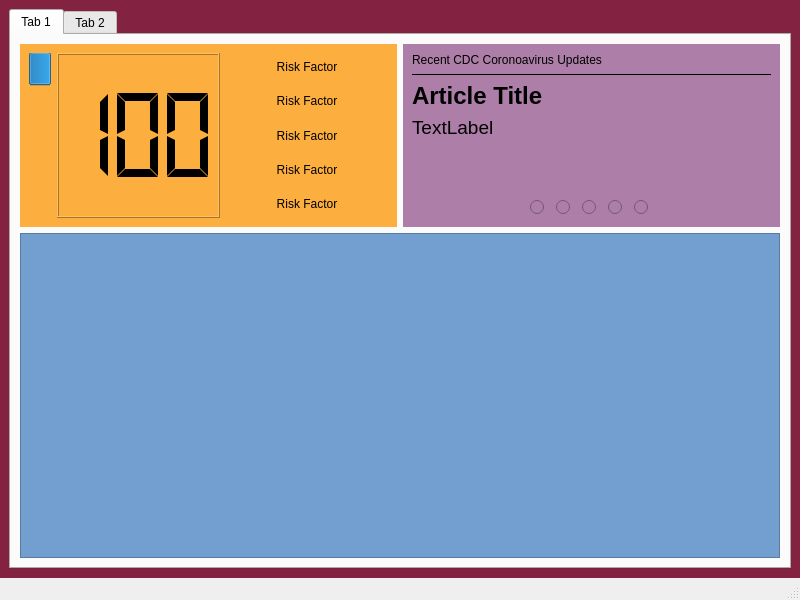
Old version of the form designer/dashboard.ui in the repository effohenteee/SafeWaze.
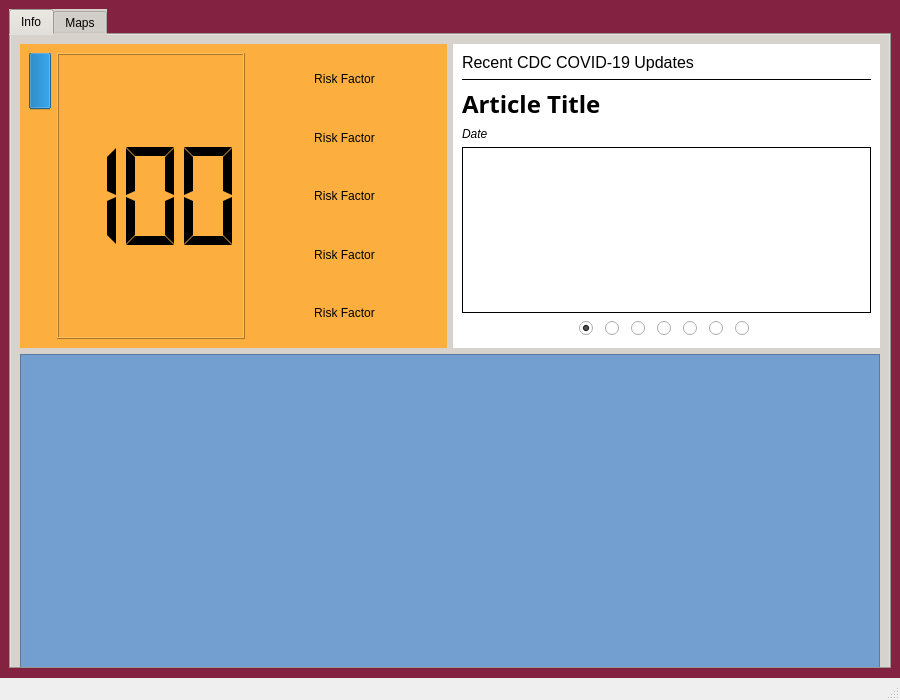
New version of the form. Icons and pictures are not drawn.

Commit message: Implement widget to show rss feed from CDC

```diff
--- a/designer/dashboard.ui
+++ b/designer/dashboard.ui
@@ -6,14 +6,14 @@
    <rect>
     <x>0</x>
     <y>0</y>
-    <width>800</width>
-    <height>600</height>
+    <width>900</width>
+    <height>700</height>
    </rect>
   </property>
   <property name="minimumSize">
    <size>
-    <width>800</width>
-    <height>600</height>
+    <width>900</width>
+    <height>700</height>
    </size>
   </property>
   <property name="windowTitle">
@@ -23,9 +23,7 @@
    <string notr="true">#centralwidget {background-color: rgb(131,34,65);}</string>
   </property>
   <widget class="QWidget" name="centralwidget">
-   <layout class="QGridLayout" name="gridLayout">
-    <item row="0" column="0">
-     <layout class="QVBoxLayout" name="vbox_tabs">
+   <layout class="QVBoxLayout" name="verticalLayout_3">
       <item>
        <widget class="QTabWidget" name="tabWidget">
         <property name="sizePolicy">
@@ -34,12 +32,15 @@
           <verstretch>0</verstretch>
          </sizepolicy>
         </property>
+      <property name="styleSheet">
+       <string notr="true">background-color: rgb(215,210,203);</string>
+      </property>
         <property name="currentIndex">
          <number>0</number>
         </property>
         <widget class="QWidget" name="tab_1">
          <attribute name="title">
-          <string>Tab 1</string>
+        <string>Info</string>
          </attribute>
          <layout class="QVBoxLayout" name="verticalLayout_6">
           <item>
@@ -194,7 +195,7 @@
                  </size>
                 </property>
                 <property name="styleSheet">
-                 <string notr="true">background-color: rgb(173, 127, 168);</string>
+               <string notr="true">background-color: rgb(255, 255, 255);</string>
                 </property>
                 <layout class="QVBoxLayout" name="verticalLayout_2">
                  <item>
@@ -207,11 +208,14 @@
                    </property>
                    <property name="font">
                     <font>
+                   <pointsize>12</pointsize>
+                   <weight>50</weight>
+                   <bold>false</bold>
                      <underline>false</underline>
                     </font>
                    </property>
                    <property name="text">
-                    <string>Recent CDC Coronoavirus Updates</string>
+                  <string>Recent CDC COVID-19 Updates</string>
                    </property>
                   </widget>
                  </item>
@@ -235,6 +239,7 @@
                   <widget class="QLabel" name="label_3">
                    <property name="font">
                     <font>
+                   <family>Ubuntu Condensed</family>
                      <pointsize>18</pointsize>
                      <weight>75</weight>
                      <bold>true</bold>
@@ -252,34 +257,26 @@
                   </widget>
                  </item>
                  <item>
-                  <widget class="QLabel" name="label_8">
-                   <property name="sizePolicy">
-                    <sizepolicy hsizetype="Preferred" vsizetype="MinimumExpanding">
-                     <horstretch>0</horstretch>
-                     <verstretch>0</verstretch>
-                    </sizepolicy>
-                   </property>
-                   <property name="minimumSize">
-                    <size>
-                     <width>0</width>
-                     <height>75</height>
-                    </size>
-                   </property>
+                <widget class="QLabel" name="label_rss_date">
                    <property name="font">
                     <font>
-                     <pointsize>14</pointsize>
-                    </font>
-                   </property>
-                   <property name="styleSheet">
-                    <string notr="true">background-color: transparent;</string>
-                   </property>
+                   <italic>true</italic>
+                  </font>
+                 </property>
                    <property name="text">
-                    <string>TextLabel</string>
-                   </property>
-                   <property name="alignment">
-                    <set>Qt::AlignLeading|Qt::AlignLeft|Qt::AlignTop</set>
-                   </property>
-                   <property name="wordWrap">
+                  <string>Date</string>
+                 </property>
+                </widget>
+               </item>
+               <item>
+                <widget class="QTextBrowser" name="textBrowser_summary">
+                 <property name="frameShape">
+                  <enum>QFrame::Box</enum>
+                 </property>
+                 <property name="frameShadow">
+                  <enum>QFrame::Plain</enum>
+                 </property>
+                 <property name="openExternalLinks">
                     <bool>true</bool>
                    </property>
                   </widget>
@@ -299,6 +296,28 @@
                      </property>
                     </spacer>
                    </item>
+                 <item>
+                  <widget class="QRadioButton" name="radioButton_1">
+                   <property name="sizePolicy">
+                    <sizepolicy hsizetype="Fixed" vsizetype="Fixed">
+                     <horstretch>0</horstretch>
+                     <verstretch>0</verstretch>
+                    </sizepolicy>
+                   </property>
+                   <property name="minimumSize">
+                    <size>
+                     <width>20</width>
+                     <height>0</height>
+                    </size>
+                   </property>
+                   <property name="text">
+                    <string/>
+                   </property>
+                   <property name="checked">
+                    <bool>true</bool>
+                   </property>
+                  </widget>
+                 </item>
                    <item>
                     <widget class="QRadioButton" name="radioButton_2">
                      <property name="sizePolicy">
@@ -318,25 +337,6 @@
                      </property>
                     </widget>
                    </item>
-                   <item>
-                    <widget class="QRadioButton" name="radioButton">
-                     <property name="sizePolicy">
-                      <sizepolicy hsizetype="Fixed" vsizetype="Fixed">
-                       <horstretch>0</horstretch>
-                       <verstretch>0</verstretch>
-                      </sizepolicy>
-                     </property>
-                     <property name="minimumSize">
-                      <size>
-                       <width>20</width>
-                       <height>0</height>
-                      </size>
-                     </property>
-                     <property name="text">
-                      <string/>
-                     </property>
-                    </widget>
-                   </item>
                    <item>
                     <widget class="QRadioButton" name="radioButton_3">
                      <property name="sizePolicy">
@@ -394,6 +394,32 @@
                      </property>
                     </widget>
                    </item>
+                 <item>
+                  <widget class="QRadioButton" name="radioButton_6">
+                   <property name="minimumSize">
+                    <size>
+                     <width>20</width>
+                     <height>0</height>
+                    </size>
+                   </property>
+                   <property name="text">
+                    <string/>
+                   </property>
+                  </widget>
+                 </item>
+                 <item>
+                  <widget class="QRadioButton" name="radioButton_7">
+                   <property name="minimumSize">
+                    <size>
+                     <width>20</width>
+                     <height>0</height>
+                    </size>
+                   </property>
+                   <property name="text">
+                    <string/>
+                   </property>
+                  </widget>
+                 </item>
                    <item>
                     <spacer name="horizontalSpacer_2">
                      <property name="orientation">
@@ -445,12 +471,10 @@
         </widget>
         <widget class="QWidget" name="tab_2">
          <attribute name="title">
-          <string>Tab 2</string>
+        <string>Maps</string>
          </attribute>
         </widget>
        </widget>
-      </item>
-     </layout>
     </item>
    </layout>
   </widget>
```
Left out of the diff: 9 changed lines with no effect on the pictures. Lines whose indentation alone changed are shown as unchanged. The commit also changes 3 other files.
